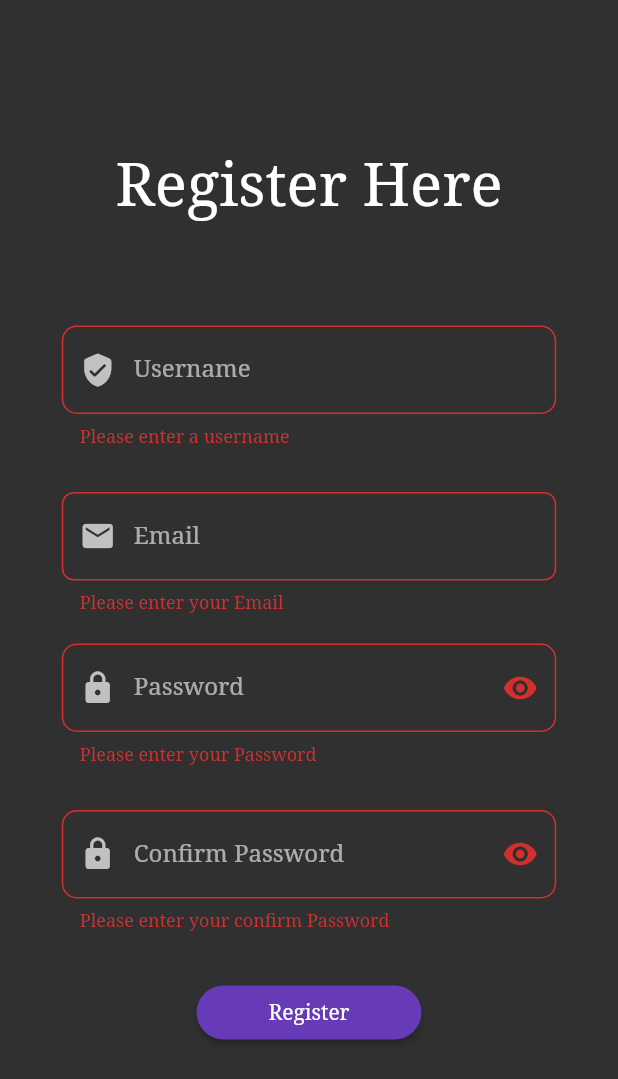
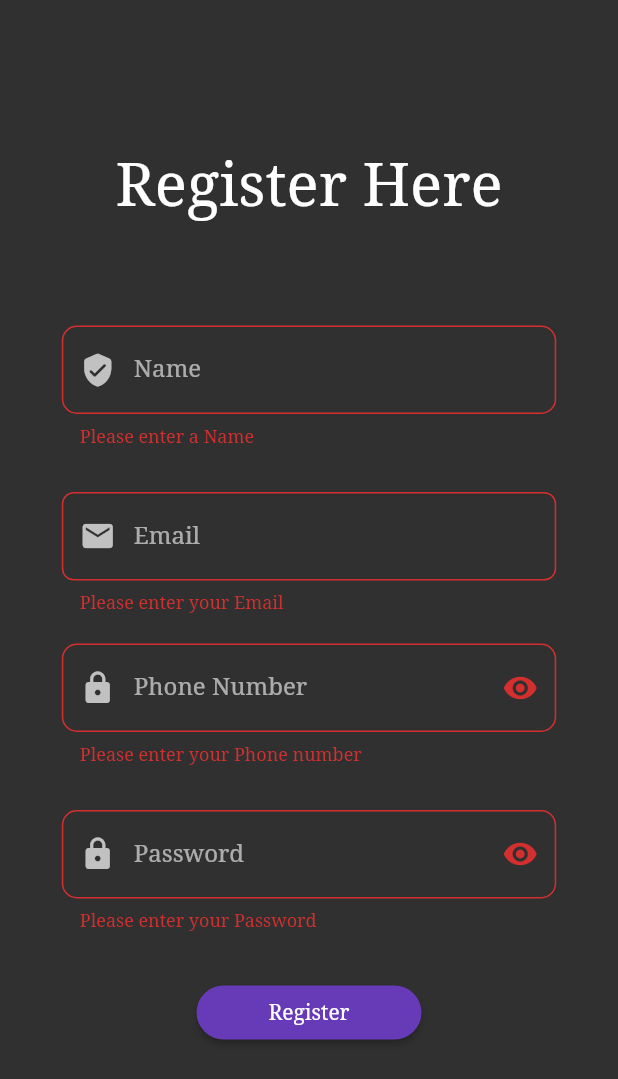
Before and after one commit to sumeetkumar95/case_manager, a Flutter app: the Register screen opened directly, after a tap on "Register", on a phone screen of 412 x 824 dp. Shown: the top 1079 px of the screen. Run offline on Flutter 3.47's test engine with Material 2 defaults, Android fonts, the light colour scheme and no system bars; our stand-ins replace cloud_firestore, firebase_auth, firebase_core, flutter_svg, font_awesome_flutter; accounts and stored records are empty.

Commit message:
clientsScreen&Others

```diff
--- a/lib/screens/deshboard.dart
+++ b/lib/screens/deshboard.dart
@@ -13,6 +13,8 @@ import 'package:case_manager/screens/witnessmanager.dart';
 import 'package:flutter/material.dart';
 //import 'package:font_awesome_flutter/font_awesome_flutter.dart';
 import 'package:flutter_svg/flutter_svg.dart';
+
+import 'clients.dart';
 
 class dashboard extends StatefulWidget {
   const dashboard({super.key});
@@ -37,6 +39,7 @@ class _dashboardState extends State<dashboard> {
           ],
         ),
         body: Container(
+
           color: Colors.blueGrey.shade200,
           padding: const EdgeInsets.symmetric(vertical: 10, horizontal: 7),
           child: GridView(
@@ -44,7 +47,7 @@ class _dashboardState extends State<dashboard> {
               InkWell(
                 onTap: () {
                   Navigator.push(context,
-                      MaterialPageRoute(builder: (context) => MyCases()));
+                      MaterialPageRoute(builder: (context) => ClientScreen()));
                 },
                 child: Container(
                   decoration: BoxDecoration(
--- a/lib/screens/evidence.dart
+++ b/lib/screens/evidence.dart
@@ -17,6 +17,7 @@ class _EvidenceOrganizerState extends State<EvidenceOrganizer> {
         backgroundColor: Colors.deepPurple,
         actions: [IconButton(onPressed: () {}, icon: Icon(Icons.search))],
       ),
+
       floatingActionButton: FloatingActionButton(
         onPressed: () {
           showDialog(
--- a/lib/screens/hearingschedule.dart
+++ b/lib/screens/hearingschedule.dart
@@ -142,7 +142,7 @@ class _HearingScheduleState extends State<HearingSchedule> {
               },
               child: Container(
                 width: double.infinity,
-                height: 50,
+                height: 30,
                 child: Text(selectedDate != null
                     ? (selectedDate!.toLocal().toString().split(' ')[0])
                     : "Select Date"),
--- a/lib/screens/register.dart
+++ b/lib/screens/register.dart
@@ -1,4 +1,5 @@
 import 'package:case_manager/screens/login_screen.dart';
+import 'package:cloud_firestore/cloud_firestore.dart';
 import 'package:flutter/material.dart';
 import 'login_screen.dart';
 import 'package:firebase_auth/firebase_auth.dart';
@@ -11,21 +12,39 @@ class Register extends StatefulWidget {
 }
 
 class _RegisterState extends State<Register> {
-  late TextEditingController usernameController = TextEditingController();
+  late TextEditingController nameController = TextEditingController();
   late TextEditingController emailController = TextEditingController();
-  late TextEditingController passwordController = TextEditingController();
-  late TextEditingController confirmPasswordController =
+  late TextEditingController phoneController = TextEditingController();
+  late TextEditingController PasswordController =
       TextEditingController();
-  final FirebaseAuth auth = FirebaseAuth.instance;
+
   final formKey = GlobalKey<FormState>();
+  final FirebaseAuth _auth = FirebaseAuth.instance;
+  final FirebaseFirestore _firestore = FirebaseFirestore.instance;
+  Future<void> _signup() async {
+    try {
+      UserCredential userCredential =
+          await _auth.createUserWithEmailAndPassword(
+        email: emailController.text.trim(),
+        password: PasswordController.text,
+      );
 
-  void register() {
-    auth
-        .createUserWithEmailAndPassword(
-            email: emailController.text, password: passwordController.text)
-        .catchError(
-          (e) => print(e.toString()),
-        );
+      // Get the UID of the newly created user
+      String uid = userCredential.user!.uid;
+
+      // Add user data to Firestore
+      await _firestore.collection('users').doc(uid).set({
+        'name': nameController.text,
+        'phone': phoneController.text,
+        'email': emailController.text.trim(),
+        'password': PasswordController.text,
+        // Add other fields as needed
+      });
+
+      print('User signed up successfully!');
+    } catch (e) {
+      print('Error during signup: $e');
+    }
   }
 
   @override
@@ -62,18 +81,18 @@ class _RegisterState extends State<Register> {
                 Container(
                   width: MediaQuery.of(context).size.width * 0.8,
                   child: TextFormField(
-                    controller: usernameController,
+                    controller: nameController,
                     keyboardType: TextInputType.text,
                     decoration: InputDecoration(
                       prefixIcon: Icon(Icons.verified_user_rounded),
-                      labelText: "Username",
+                      labelText: "Name",
                       border: OutlineInputBorder(
                         borderRadius: BorderRadius.circular(10.0),
                       ),
                     ),
                     validator: (value) {
                       if (value!.isEmpty) {
-                        return 'Please enter a username';
+                        return 'Please enter a Name';
                       } else {
                         return null;
                       }
@@ -111,7 +130,32 @@ class _RegisterState extends State<Register> {
                   width: MediaQuery.of(context).size.width * 0.8,
                   child: TextFormField(
                     keyboardType: TextInputType.text,
-                    controller: passwordController,
+                    controller: phoneController,
+                    decoration: InputDecoration(
+                        prefixIcon: Icon(Icons.lock),
+                        labelText: "Phone Number",
+                        border: OutlineInputBorder(
+                          borderRadius: BorderRadius.circular(10.0),
+                        ),
+                        suffixIcon: Icon(Icons.remove_red_eye_rounded)),
+                    validator: (value) {
+                      if (value!.isEmpty) {
+                        return 'Please enter your Phone number';
+                      } else {
+                        return null;
+                      }
+                    },
+                    obscureText: true,
+                  ),
+                ),
+                SizedBox(
+                  height: 30,
+                ),
+                Container(
+                  width: MediaQuery.of(context).size.width * 0.8,
+                  child: TextFormField(
+                    keyboardType: TextInputType.text,
+                    controller: PasswordController,
                     decoration: InputDecoration(
                         prefixIcon: Icon(Icons.lock),
                         labelText: "Password",
@@ -133,40 +177,18 @@ class _RegisterState extends State<Register> {
                   height: 30,
                 ),
                 Container(
-                  width: MediaQuery.of(context).size.width * 0.8,
-                  child: TextFormField(
-                    keyboardType: TextInputType.text,
-                    controller: confirmPasswordController,
-                    decoration: InputDecoration(
-                        prefixIcon: Icon(Icons.lock),
-                        labelText: "Confirm Password",
-                        border: OutlineInputBorder(
-                          borderRadius: BorderRadius.circular(10.0),
-                        ),
-                        suffixIcon: Icon(Icons.remove_red_eye_rounded)),
-                    validator: (value) {
-                      if (value!.isEmpty) {
-                        return 'Please enter your confirm Password';
-                      } else {
-                        return null;
-                      }
-                    },
-                    obscureText: true,
-                  ),
-                ),
-                SizedBox(
-                  height: 30,
-                ),
-                Container(
                   width: 150,
                   child: ElevatedButton(
-                      onPressed: () {
+                      onPressed: ()async {
                         if (formKey.currentState!.validate()) {
-                          register();
-                          Navigator.push(
+                         await _signup();
+                         setState(() {
+                           Navigator.push(
                               context,
                               MaterialPageRoute(
-                                  builder: (context) => LoginScreen()));
+                                  builder: (context) => const LoginScreen()));
+                         });
+
                         }
                       },
                       child: Text("Register"),
--- a/pubspec.yaml
+++ b/pubspec.yaml
@@ -40,6 +40,8 @@ dependencies:
   firebase_core: ^2.15.1
   firebase_auth: ^4.6.2
   cloud_firestore: ^4.8.3
+
+
 
 
 
```
Also changed, not shown: lib/screens/ForgetPass.dart (+25 -1 lines), lib/screens/clients.dart (added, +152 -0 lines), lib/screens/login_screen.dart (+6 -7 lines).
